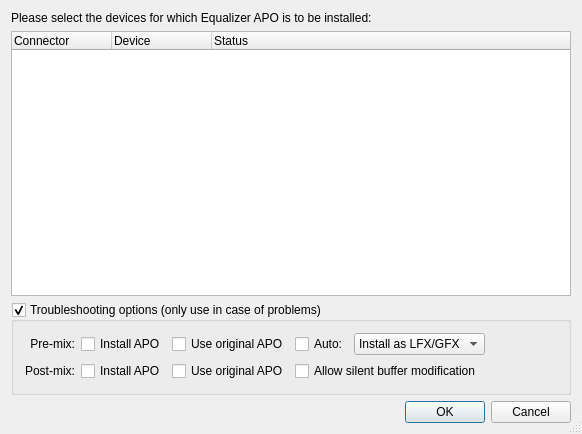
Above: DeviceSelector/DeviceSelector.ui from 115dkk/EqualizerAPO-XT before the change. Below: the same form after it.
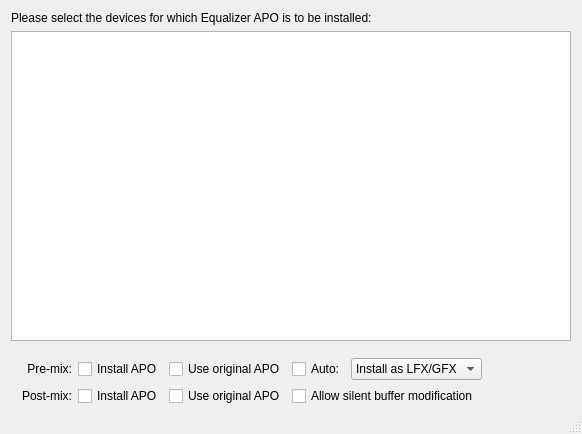
That is the form after the change. Icons and pictures are not drawn. Custom widgets are drawn as their Qt base class.

Commit message: feat(devsel): form-first chrome plumbing for the Device Selector

Patch:
```diff
--- a/DeviceSelector/DeviceSelector.ui
+++ b/DeviceSelector/DeviceSelector.ui
@@ -22,30 +22,14 @@
   </property>
   <layout class="QGridLayout" name="gridLayout">
    <item row="2" column="0">
-    <widget class="QGroupBox" name="troubleshootingGroupBox">
-     <property name="title">
-      <string>Troubleshooting options (only use in case of problems)</string>
-     </property>
-     <property name="checkable">
-      <bool>true</bool>
-     </property>
-     <property name="checked">
-      <bool>true</bool>
-     </property>
-     <layout class="QGridLayout" name="troubleshootingGridLayout">
-      <property name="leftMargin">
+    <layout class="QVBoxLayout" name="troubleshootingLayout">
+     <property name="spacing">
        <number>0</number>
       </property>
-      <property name="topMargin">
-       <number>0</number>
-      </property>
-      <property name="rightMargin">
-       <number>0</number>
-      </property>
-      <property name="bottomMargin">
-       <number>0</number>
-      </property>
-      <item row="0" column="0" colspan="3">
+     <item>
+      <widget class="DisclosureHeader" name="troubleshootingHeader"/>
+     </item>
+     <item>
        <widget class="QStackedWidget" name="stackedWidget">
         <property name="currentIndex">
          <number>1</number>
@@ -188,7 +172,6 @@
        </widget>
       </item>
      </layout>
-    </widget>
    </item>
    <item row="1" column="0">
     <widget class="QTreeWidget" name="deviceTreeWidget">
@@ -204,29 +187,18 @@
      <property name="selectionMode">
       <enum>QAbstractItemView::ExtendedSelection</enum>
      </property>
-     <column>
-      <property name="text">
-       <string>Connector</string>
-      </property>
-     </column>
+     <property name="headerHidden">
+      <bool>true</bool>
+     </property>
      <column>
       <property name="text">
-       <string>Device</string>
-      </property>
-     </column>
-     <column>
-      <property name="text">
-       <string>Status</string>
+       <string notr="true">Device</string>
       </property>
      </column>
     </widget>
    </item>
    <item row="3" column="0">
-    <widget class="QDialogButtonBox" name="buttonBox">
-     <property name="standardButtons">
-      <set>QDialogButtonBox::Cancel|QDialogButtonBox::Ok</set>
-     </property>
-    </widget>
+    <widget class="QDialogButtonBox" name="buttonBox"/>
    </item>
    <item row="0" column="0">
     <widget class="QLabel" name="requestLabel">
@@ -243,6 +215,13 @@
   </action>
  </widget>
  <layoutdefault spacing="6" margin="11"/>
+ <customwidgets>
+  <customwidget>
+   <class>DisclosureHeader</class>
+   <extends>QWidget</extends>
+   <header>DisclosureHeader.h</header>
+  </customwidget>
+ </customwidgets>
  <resources>
   <include location="DeviceSelector.qrc"/>
  </resources>
```
Lines whose indentation alone changed are shown as unchanged. The commit also changes 20 other files.
